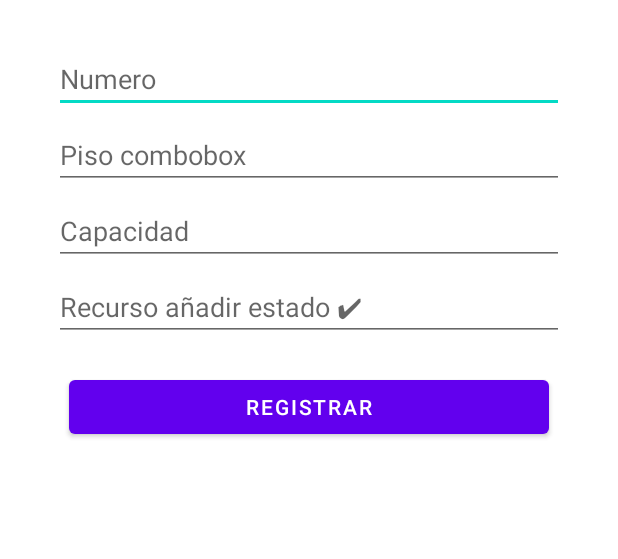
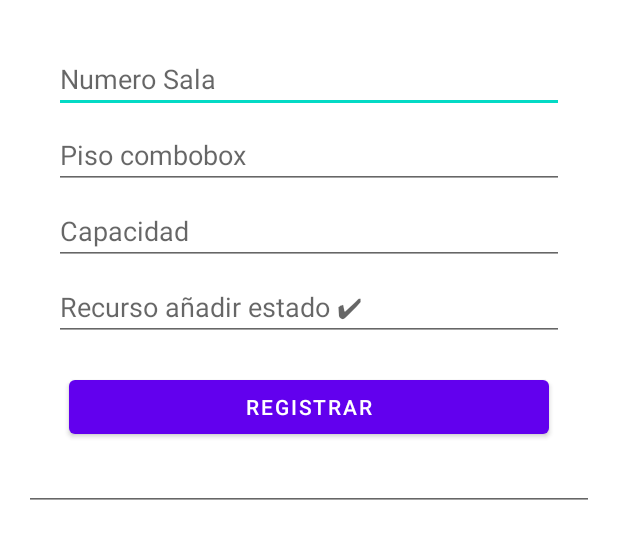
Before and after one commit to ErickBrayan/RegistroSala_PC1_1avance, an Android app: the screen it shows after launch (MainActivity), on a phone screen of 412 x 824 dp, the part 342-901 px from its top. Run offline under Robolectric (Android 15) with nearby library versions, the phone set to English and light mode, and no system bars.

Commit message:
Arreglo edittext

```diff
--- a/app/src/main/res/layout/activity_main.xml
+++ b/app/src/main/res/layout/activity_main.xml
@@ -37,7 +37,7 @@
             android:layout_marginRight="20dp"
             android:layout_marginTop="30dp"
             android:ems="10"
-            android:hint="Numero"
+            android:hint="Numero Sala"
             android:inputType="textPersonName"
             android:text="" />
 
@@ -80,10 +80,17 @@
             android:id="@+id/button"
             android:layout_width="match_parent"
             android:layout_height="wrap_content"
-            android:text="REGISTRAR"
+            android:layout_marginLeft="30dp"
+            android:layout_marginTop="20dp"
             android:layout_marginRight="30dp"
-            android:layout_marginLeft="30dp"
-            android:layout_marginTop="20dp"/>
+            android:text="REGISTRAR" />
+
+        <EditText
+            android:id="@+id/editTextDate"
+            android:layout_width="match_parent"
+            android:layout_height="wrap_content"
+            android:ems="10"
+            android:inputType="date" />
 
     </LinearLayout>
 </androidx.constraintlayout.widget.ConstraintLayout>
```
